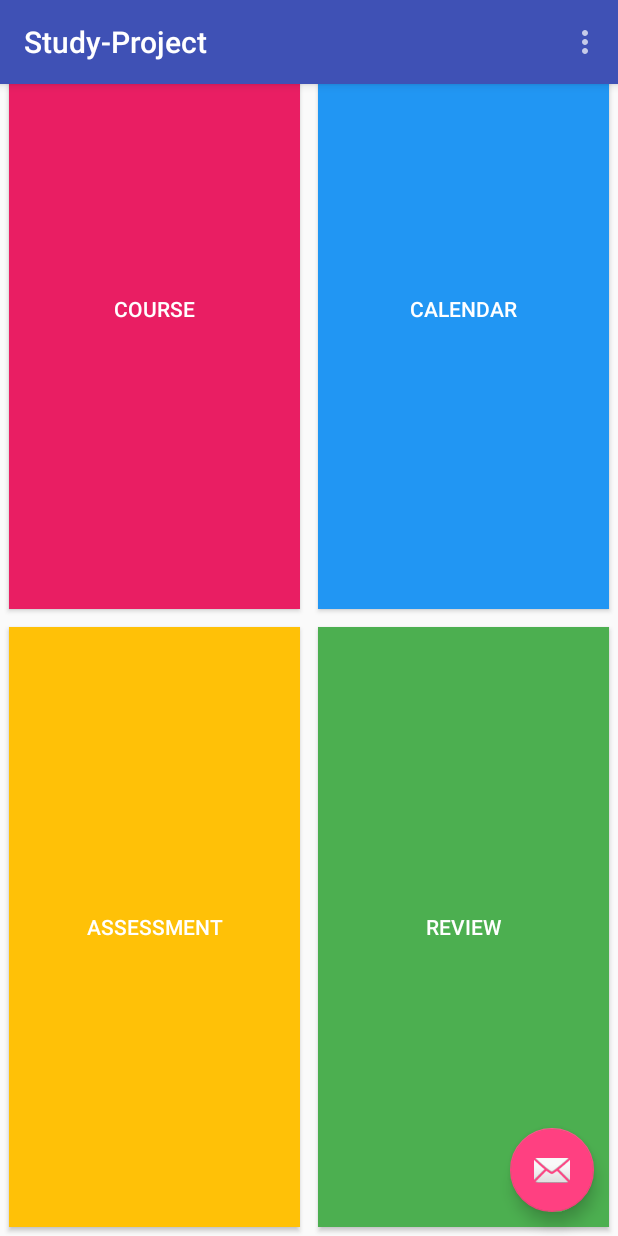
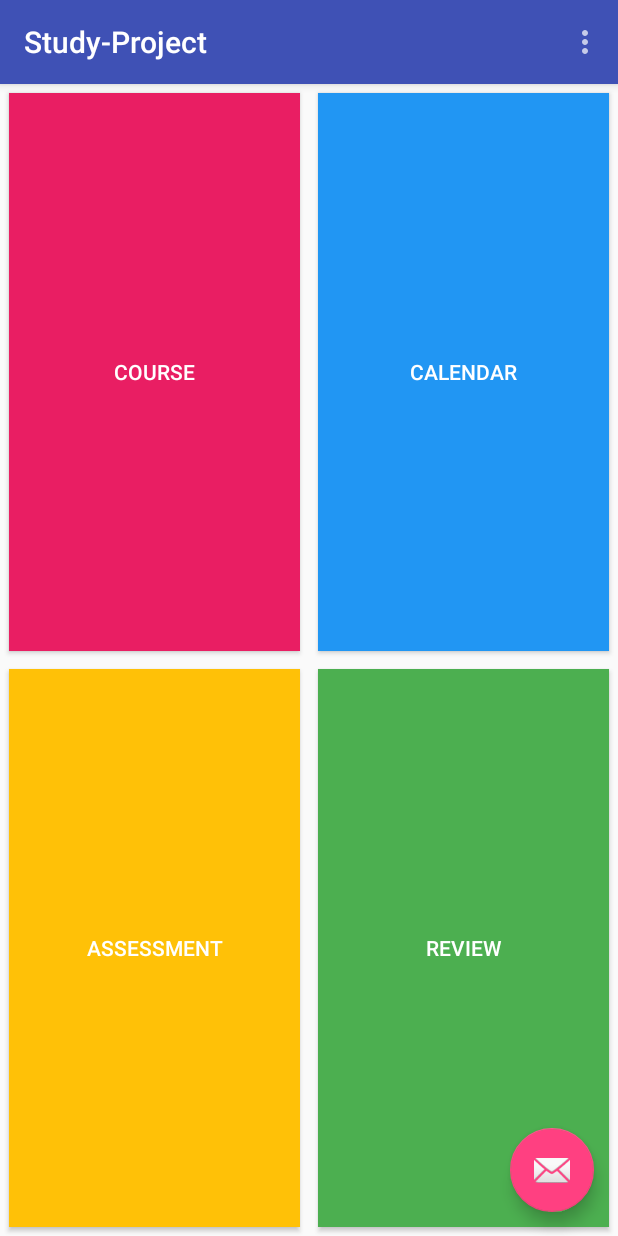
Before and after one commit to Takaikioi/Study-Project, an Android app: the screen it shows after launch (HomeActivity), on a phone screen of 412 x 824 dp. Run offline under Robolectric (Android 15) with nearby library versions, the phone set to English and light mode, and no system bars.

Commit message:
Activity_home: Moved the <include> for the custome toolbar, into a coordinatorLayout

```diff
--- a/app/src/main/res/layout/activity_home.xml
+++ b/app/src/main/res/layout/activity_home.xml
@@ -6,13 +6,22 @@
     android:layout_height="match_parent"
     android:fitsSystemWindows="true"
     tools:context="com.example.takai.study_project.HomeActivity">
+    <android.support.design.widget.AppBarLayout
+        android:layout_width="match_parent"
+        android:layout_height="wrap_content"
+        android:theme="@style/AppTheme.AppBarOverlay">
+
+        <include
+            android:id="@+id/tool_bar"
+            layout="@layout/tool_bar"
+        />
+
+    </android.support.design.widget.AppBarLayout>
+
 
     <include
-        android:id="@+id/tool_bar"
-        layout="@layout/tool_bar" />
-
-    <include
-        layout="@layout/content_home" />
+        layout="@layout/content_home"
+    />
 
     <android.support.design.widget.FloatingActionButton
         android:id="@+id/fab"
```
